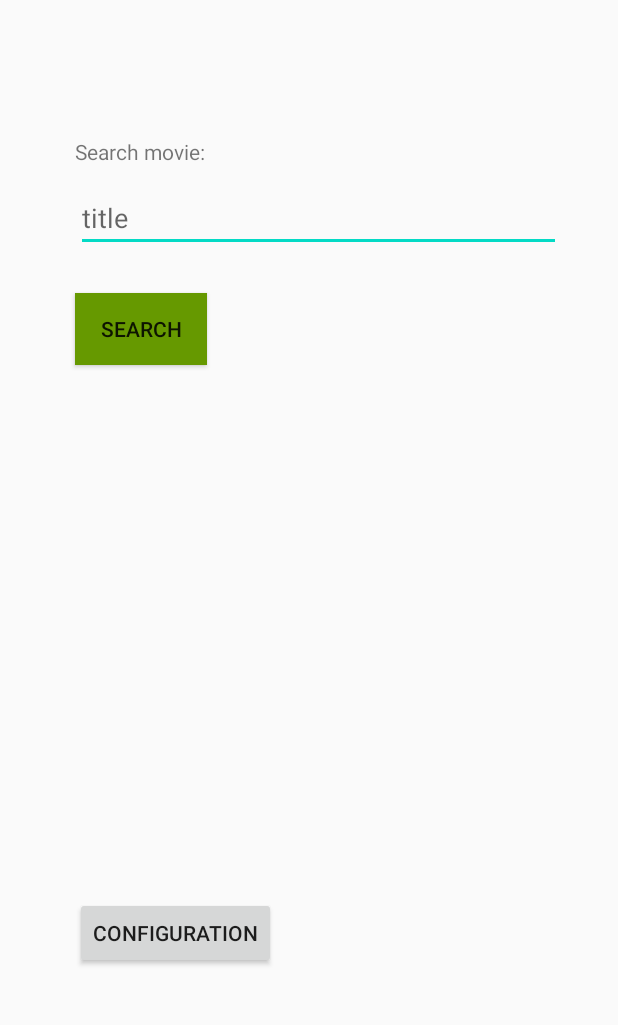
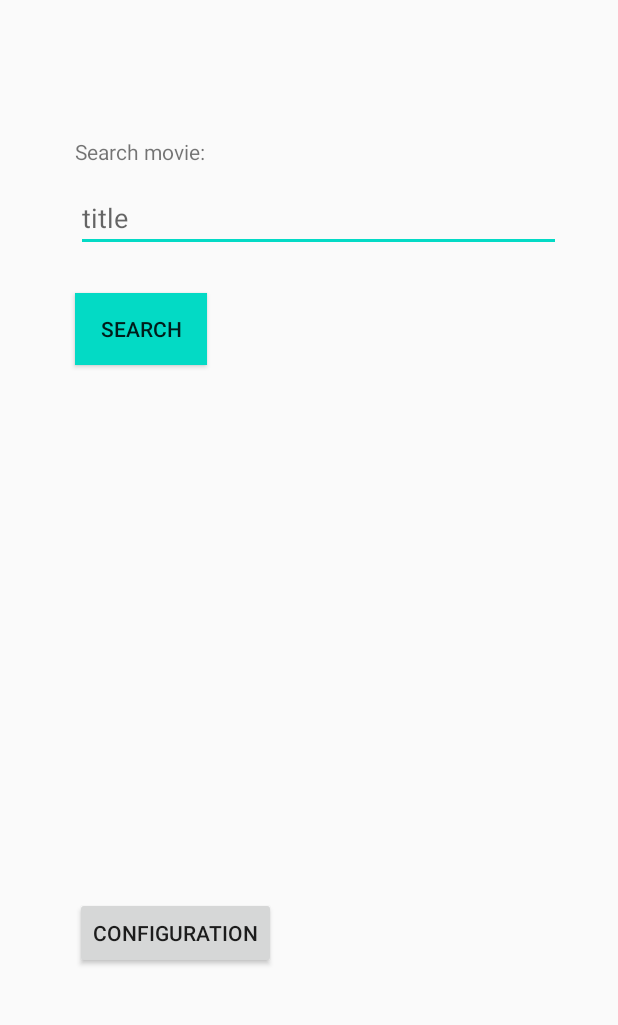
Before and after one commit to PrettyPrintSpaghettiCode/movieproject, an Android app: the screen it shows after launch (MainActivity), on a phone screen of 412 x 824 dp, the part 190-1215 px from its top. Run offline under Robolectric (Android 15) with nearby library versions, the phone set to English and light mode, and no system bars.

Commit message:
minor clean-up

```diff
--- a/app/src/main/java/com/thalesgroup/movieproject/MainActivity.java
+++ b/app/src/main/java/com/thalesgroup/movieproject/MainActivity.java
@@ -14,6 +14,8 @@ import com.thalesgroup.restlib.IRestApiListener;
 import org.json.JSONObject;
 
 public class MainActivity extends AppCompatActivity implements IRestApiListener {
+
+    protected static String ROOT_NAME = null;
 
     @Override
     protected void onCreate(Bundle savedInstanceState) {
@@ -34,6 +36,7 @@ public class MainActivity extends AppCompatActivity implements IRestApiListener
         HttpQuery searchProvider = new HttpQuery(this,
                 new HttpQueryParameter(searchTerm, new String[]{"2017", "2018"}));
         searchProvider.searchMovie();
+        ROOT_NAME = searchProvider.getRootName();
     }
 
     /**
--- a/app/src/main/java/com/thalesgroup/movieproject/ResultDisplayActivity.java
+++ b/app/src/main/java/com/thalesgroup/movieproject/ResultDisplayActivity.java
@@ -15,6 +15,8 @@ import org.json.JSONObject;
 
 import java.util.ArrayList;
 import java.util.List;
+
+import static com.thalesgroup.movieproject.MainActivity.ROOT_NAME;
 
 public class ResultDisplayActivity extends AppCompatActivity {
 
@@ -50,7 +52,7 @@ public class ResultDisplayActivity extends AppCompatActivity {
         JSONObject json = null;
         try {
             json = new JSONObject(intent.getStringExtra("jsonObject"));
-            return json.getJSONArray("results");
+            return json.getJSONArray(ROOT_NAME);
         } catch (JSONException e) {
             e.printStackTrace();
         }
--- a/app/src/main/res/layout/activity_main.xml
+++ b/app/src/main/res/layout/activity_main.xml
@@ -38,7 +38,7 @@
         android:layout_width="wrap_content"
         android:layout_height="wrap_content"
         android:layout_marginTop="27dp"
-        android:background="@android:color/holo_green_dark"
+        android:background="?attr/colorAccent"
         android:onClick="onButtonSearchClick"
         android:text="Search"
         app:layout_constraintBottom_toBottomOf="parent"
--- a/restlib/src/main/java/com/thalesgroup/restlib/ApiKeyHandler.java
+++ b/restlib/src/main/java/com/thalesgroup/restlib/ApiKeyHandler.java
@@ -2,7 +2,6 @@ package com.thalesgroup.restlib;
 
 
 import android.content.Context;
-import android.os.Environment;
 import android.security.keystore.KeyGenParameterSpec;
 import android.security.keystore.KeyProperties;
 
@@ -28,6 +27,10 @@ import javax.crypto.NoSuchPaddingException;
 import javax.crypto.SecretKey;
 import javax.crypto.spec.IvParameterSpec;
 
+
+/**
+ * Util class for secure API key storage
+ */
 public class ApiKeyHandler {
 
     private static final String KEYSTORE_ALIAS = "API_KEY_SECRET_KEY";
--- a/restlib/src/main/java/com/thalesgroup/restlib/HttpQueryParameter.java
+++ b/restlib/src/main/java/com/thalesgroup/restlib/HttpQueryParameter.java
@@ -1,5 +1,8 @@
 package com.thalesgroup.restlib;
 
+/**
+ * Parameters for rest-api query
+ */
 public class HttpQueryParameter {
 
     private String title;
--- a/restlib/src/main/java/com/thalesgroup/restlib/IHttpQuery.java
+++ b/restlib/src/main/java/com/thalesgroup/restlib/IHttpQuery.java
@@ -1,5 +1,8 @@
 package com.thalesgroup.restlib;
 
+/**
+ * Interface to be implemented by rest-api query provider
+ */
 public interface IHttpQuery {
     void findMovie(IRestApiListener caller, HttpQueryParameter httpQueryParameter);
     String getResultRoot();
--- a/restlib/src/main/java/com/thalesgroup/restlib/Parser.java
+++ b/restlib/src/main/java/com/thalesgroup/restlib/Parser.java
@@ -16,7 +16,7 @@ import java.util.Arrays;
 import static com.thalesgroup.restlib.TmdbRestApi.TMDB_RESULT_ROOT;
 
 /**
- * The type Parser.
+ * Util class for JSON parsing
  */
 public class Parser {
 
--- a/restlib/src/main/java/com/thalesgroup/restlib/TmdbHttpQuery.java
+++ b/restlib/src/main/java/com/thalesgroup/restlib/TmdbHttpQuery.java
@@ -15,6 +15,10 @@ class TmdbHttpQuery implements IHttpQuery {
         new TmdbRestApi(caller).execute(httpQueryParameter);
     }
 
+    /**
+     * The root name of the JSONObject result returned
+     * @return root name
+     */
     @Override
     public String getResultRoot() {
         return TmdbRestApi.TMDB_RESULT_ROOT;
--- a/restlib/src/main/java/com/thalesgroup/restlib/TmdbRestApi.java
+++ b/restlib/src/main/java/com/thalesgroup/restlib/TmdbRestApi.java
@@ -5,7 +5,6 @@ import android.content.Context;
 import android.os.AsyncTask;
 import android.util.Log;
 
-import org.json.JSONArray;
 import org.json.JSONException;
 import org.json.JSONObject;
 
@@ -49,7 +48,6 @@ public class TmdbRestApi extends AsyncTask<HttpQueryParameter, Void, JSONObject>
         URL oURL = null;
         HttpsURLConnection oConnection = null;
         JSONObject jsonObject = null;
-//        JSONArray jsonConcat = new JSONArray();
         ArrayList<JSONObject> jsonConcat = new ArrayList<JSONObject>();
 
         HttpQueryParameter searchParam = httpQueryParameters[0];
@@ -100,6 +98,8 @@ public class TmdbRestApi extends AsyncTask<HttpQueryParameter, Void, JSONObject>
         //sorting by native C lib
         JSONObject[] array = jsonConcat.toArray(new JSONObject[jsonConcat.size()]);
         sortArray(array);
+
+        // add root "results" and return as JSONObject
         return Parser.addJsonRoot(array);
     }
 
```
